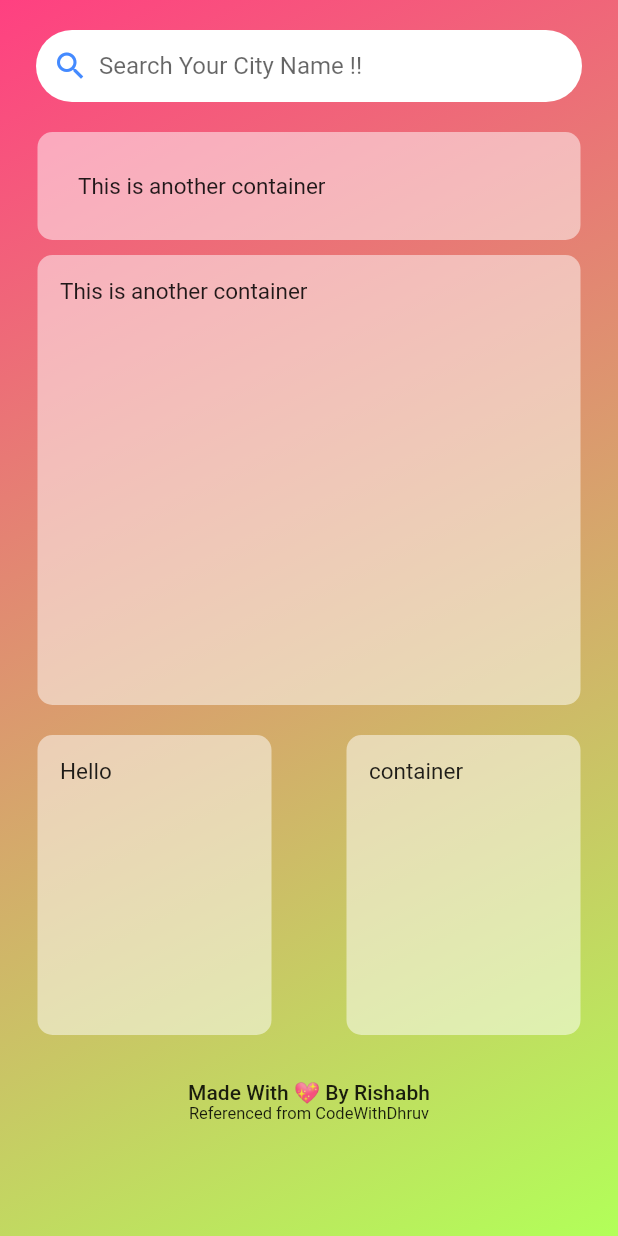
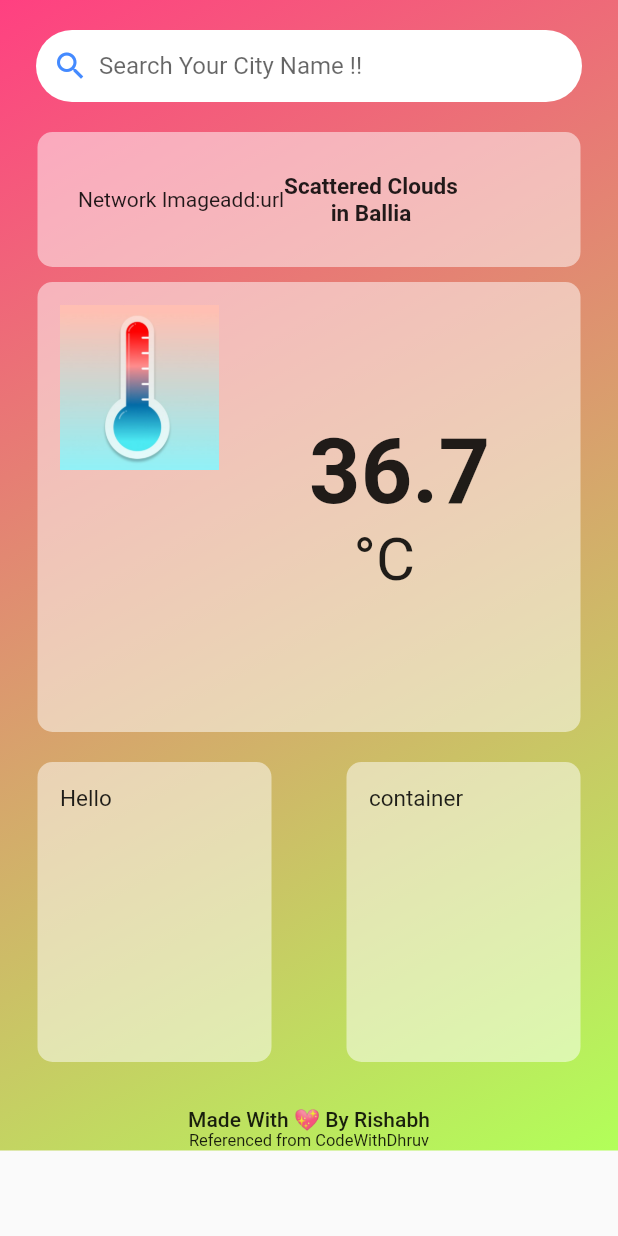
Before and after one commit to RishabhKumar2201/weather_app, a Flutter app: the screen it shows after launch, on a phone screen of 412 x 824 dp. Run offline on Flutter 3.47's test engine with Material 2 defaults, Android fonts, the light colour scheme and no system bars; our stand-ins replace flutter_spinkit; network calls fail.

Commit message:
Added new Codes

```diff
--- a/lib/Activity/home.dart
+++ b/lib/Activity/home.dart
@@ -10,7 +10,7 @@ class Home extends StatefulWidget {
 }
 
 class _HomeState extends State<Home> {
-  SearchController searchController = new SearchController();
+  SearchController searchController = SearchController();
   int counter = 0;
 
   @override
@@ -32,9 +32,25 @@ class _HomeState extends State<Home> {
     Object? info = ModalRoute.of(context)?.settings.arguments;
 
     return Scaffold(
-        body: SafeArea(
+        appBar: AppBar(
+          toolbarHeight: 0,
+          flexibleSpace: Container(
+            decoration: BoxDecoration(
+              gradient: LinearGradient(
+                colors: [
+                  Colors.greenAccent,
+                  Colors.lightGreen,
+                ], // Replace with your gradient colors
+                begin: Alignment.topCenter,
+                end: Alignment.bottomCenter,
+              ),
+            ),
+          ),
+        ),
+        body: SingleChildScrollView(
+          child: SafeArea(
               child: Container(
-      decoration: BoxDecoration(
+            decoration: const BoxDecoration(
                 gradient: LinearGradient(
                     colors: [Colors.pinkAccent, Colors.lightGreenAccent],
                     begin: Alignment.topLeft,
@@ -45,14 +61,17 @@ class _HomeState extends State<Home> {
                   //Search Wala Container
 
                   padding: EdgeInsets.symmetric(horizontal: 8),
-            margin: EdgeInsets.symmetric(horizontal: 24, vertical: 20),
+                  margin:
+                      const EdgeInsets.symmetric(horizontal: 24, vertical: 20),
                   decoration: BoxDecoration(
-                color: Colors.white, borderRadius: BorderRadius.circular(24)),
+                      color: Colors.white,
+                      borderRadius: BorderRadius.circular(24)),
                   child: Row(
                     children: [
                       GestureDetector(
                         onTap: () {
-                    if ((searchController.text).replaceAll(" ", "") == "") {
+                          if ((searchController.text).replaceAll(" ", "") ==
+                              "") {
                             print("Blank Search");
                           } else {}
                         },
@@ -86,13 +105,27 @@ class _HomeState extends State<Home> {
                             borderRadius: BorderRadius.circular(10),
                             color: Colors.white.withOpacity(0.5),
                           ),
-                  child: Text(
-                    "This is another container",
+                          child: Row(
+                            children: [
+                              Text("Network Imageadd:url"),
+                              Column(
+                                children: [
+                                  Text(
+                                    "Scattered Clouds",
                                     style: TextStyle(
                                         fontSize: 15,
+                                        fontWeight: FontWeight.bold),
                                   ),
+                                  Text(
+                                    "in Ballia",
+                                    style: TextStyle(
+                                        fontWeight: FontWeight.bold,
+                                        fontSize: 15),
+                                  )
+                                ],
                               ),
-                ),
+                            ],
+                          )),
                     ),
                   ],
                 ),
@@ -101,20 +134,54 @@ class _HomeState extends State<Home> {
                     Expanded(
                       child: Container(
                           height: 300,
-                  margin: EdgeInsets.symmetric(horizontal: 25, vertical: 10),
+                          margin: EdgeInsets.symmetric(
+                              horizontal: 25, vertical: 10),
                           padding: EdgeInsets.all(15),
                           decoration: BoxDecoration(
                             borderRadius: BorderRadius.circular(10),
                             color: Colors.white.withOpacity(0.5),
                           ),
-                  child: Text(
-                    "This is another container",
-                    style: TextStyle(
-                      fontSize: 15,
+
+                        child: Row(
+                          children: [
+                            Expanded(
+                              child: Container(
+                                child: Column(
+                                  mainAxisAlignment: MainAxisAlignment.start,
+                                  crossAxisAlignment: CrossAxisAlignment.start,
+                                  children: [
+                                    Image.asset("assets/thermo.png",
+                                    height: 110,
+                                    ),
+                                  ],
                                 ),
                               ),
                             ),
+                            Expanded(
+                              child: Container(
+                                child: Column(
+                                  mainAxisAlignment: MainAxisAlignment.center,
+                                  crossAxisAlignment: CrossAxisAlignment.start,
+                                  children: [
+                                    Text("36.7",
+                                    style: TextStyle(
+                                      fontSize: 60,
+                                      fontWeight: FontWeight.bold
+                                    ),),
+                                    Text("   \u00B0C",
+                                      style: TextStyle(
+                                          fontSize: 40
+                                      ),)
+                                  ],
                                 ),
+                              ),
+                            )
+                          ],
+                        ),
+                      ),
+                    )
+
+                    //Text("Temp11")
                   ],
                 ),
                 Row(
@@ -124,7 +191,8 @@ class _HomeState extends State<Home> {
                       child: Container(
                         height: 200,
                         //width: 150,
-                  margin: EdgeInsets.symmetric(horizontal: 25, vertical: 10),
+                        margin:
+                            EdgeInsets.symmetric(horizontal: 25, vertical: 10),
                         padding: EdgeInsets.all(15),
                         decoration: BoxDecoration(
                           borderRadius: BorderRadius.circular(10),
@@ -142,7 +210,8 @@ class _HomeState extends State<Home> {
                       child: Container(
                         height: 200,
                         //width: 150,
-                  margin: EdgeInsets.symmetric(horizontal: 25, vertical: 10),
+                        margin:
+                            EdgeInsets.symmetric(horizontal: 25, vertical: 10),
                         padding: EdgeInsets.all(15),
                         decoration: BoxDecoration(
                           borderRadius: BorderRadius.circular(10),
@@ -169,6 +238,7 @@ class _HomeState extends State<Home> {
                 ),
     ],
             ),
-    )));
+          )),
+        ));
   }
 }
--- a/pubspec.yaml
+++ b/pubspec.yaml
@@ -20,6 +20,7 @@ version: 1.0.0+1
 
 environment:
   sdk: '>=3.1.0 <4.0.0'
+
 
 
 # Dependencies specify other packages that your package needs in order to work.
```
Also changed, not shown: assets/thermo.png (added). Lines whose indentation alone changed are shown as unchanged.
